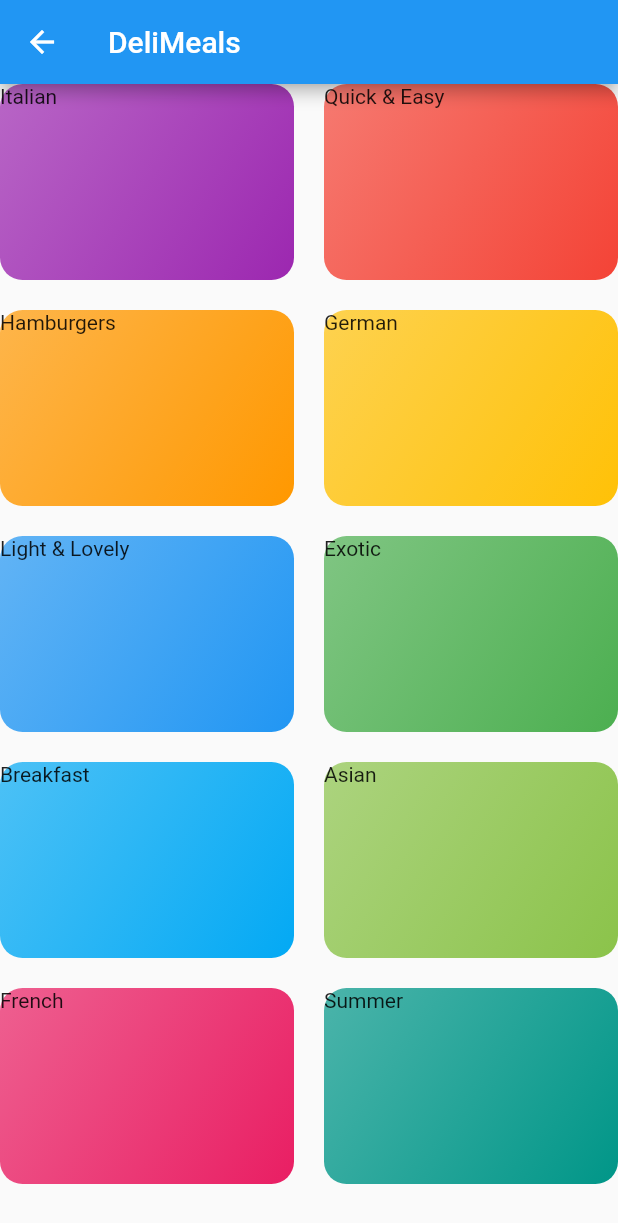
After one commit to AtaMahmoud/delimeals, a Flutter app: the CategoriesScreen screen opened directly, on a phone screen of 412 x 824 dp. The commit adds this screen. Shown: the top 1223 px of the screen. Run offline on Flutter 3.47's test engine with Material 2 defaults, Android fonts, the phone set to English and light mode, and no system bars.

Commit message:
add categories screen

```diff
--- /dev/null
+++ b/lib/categories_screen.dart
@@ -0,0 +1,25 @@
+import 'package:flutter/material.dart';
+
+import './category_item.dart';
+import './dummy_data.dart.dart';
+
+class CategoriesScreen extends StatelessWidget {
+  @override
+  Widget build(BuildContext context) {
+    return Scaffold(
+      appBar: AppBar(
+        title: const Text("DeliMeals"),
+      ),
+      body: GridView(
+        children: DUMMY_CATEGORIES
+            .map((catData) => CategoryItem(catData.title, catData.color))
+            .toList(),
+        gridDelegate: SliverGridDelegateWithMaxCrossAxisExtent(
+            maxCrossAxisExtent: 200,
+            childAspectRatio: 3 / 2,
+            crossAxisSpacing: 20,
+            mainAxisSpacing: 20),
+      ),
+    );
+  }
+}
--- /dev/null
+++ b/lib/category_item.dart
@@ -0,0 +1,25 @@
+import 'package:flutter/material.dart';
+
+class CategoryItem extends StatelessWidget {
+  final String title;
+  final Color color;
+
+  CategoryItem(this.title,this.color);
+  @override
+  Widget build(BuildContext context) {
+    return Container(
+      child: Text(title),
+      decoration: BoxDecoration(
+        gradient: LinearGradient(
+          colors: [
+            color.withOpacity(0.7),
+            color
+          ],
+          begin: Alignment.topLeft,
+          end: Alignment.bottomRight
+        ),
+        borderRadius: BorderRadius.circular(15)
+      ),
+    );
+  }
+}
--- /dev/null
+++ b/lib/dummy_data.dart.dart
@@ -0,0 +1,55 @@
+import 'package:flutter/material.dart';
+
+import './models/category.dart';
+const DUMMY_CATEGORIES = const [
+  Category(
+    id: 'c1',
+    title: 'Italian',
+    color: Colors.purple,
+  ),
+  Category(
+    id: 'c2',
+    title: 'Quick & Easy',
+    color: Colors.red,
+  ),
+  Category(
+    id: 'c3',
+    title: 'Hamburgers',
+    color: Colors.orange,
+  ),
+  Category(
+    id: 'c4',
+    title: 'German',
+    color: Colors.amber,
+  ),
+  Category(
+    id: 'c5',
+    title: 'Light & Lovely',
+    color: Colors.blue,
+  ),
+  Category(
+    id: 'c6',
+    title: 'Exotic',
+    color: Colors.green,
+  ),
+  Category(
+    id: 'c7',
+    title: 'Breakfast',
+    color: Colors.lightBlue,
+  ),
+  Category(
+    id: 'c8',
+    title: 'Asian',
+    color: Colors.lightGreen,
+  ),
+  Category(
+    id: 'c9',
+    title: 'French',
+    color: Colors.pink,
+  ),
+  Category(
+    id: 'c10',
+    title: 'Summer',
+    color: Colors.teal,
+  ),
+];
--- a/lib/main.dart
+++ b/lib/main.dart
@@ -1,5 +1,6 @@
 import 'package:flutter/material.dart';
 
+import './categories_screen.dart';
 void main() => runApp(MyApp());
 
 class MyApp extends StatelessWidget {
--- /dev/null
+++ b/lib/models/category.dart
@@ -0,0 +1,8 @@
+import 'package:flutter/material.dart';
+class Category {
+  final String id;
+  final String title;
+  final Color color;
+
+  const Category({this.id,this.title,this.color=Colors.orange});
+}
```
